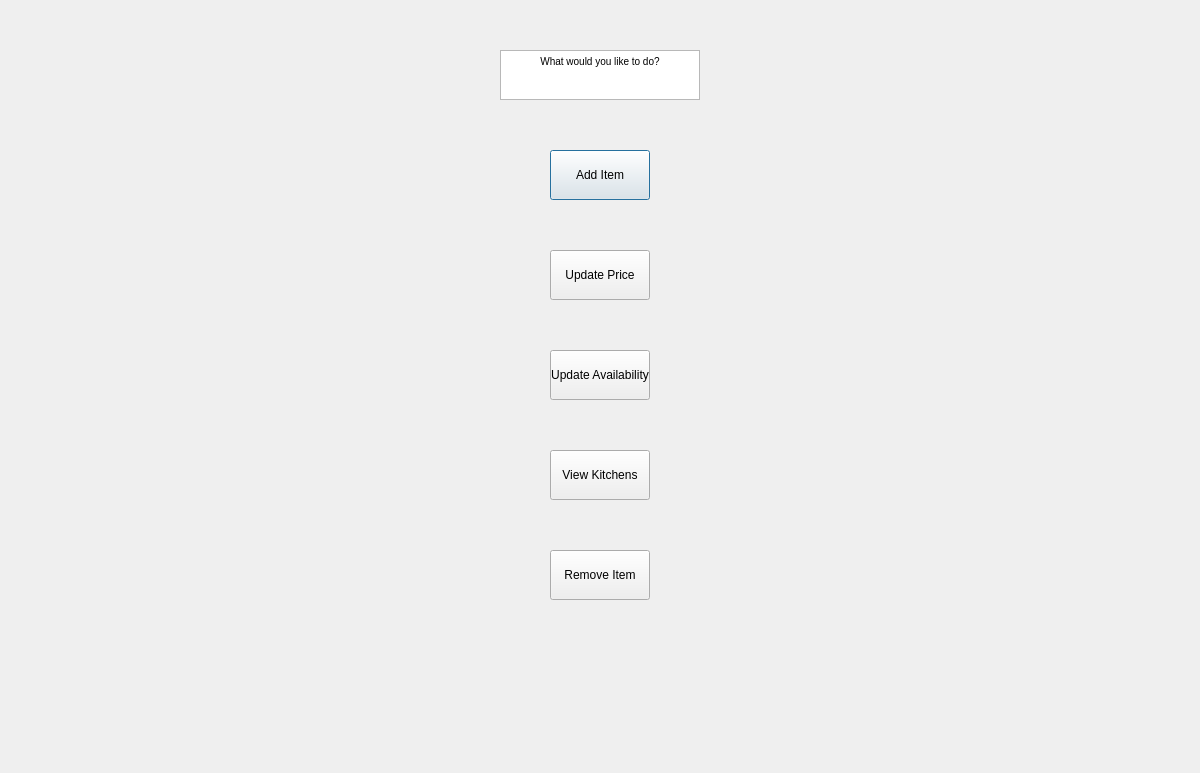
Old version of the form Frontend/KitchenMenu.ui in the repository YY0NII/DeskFood.
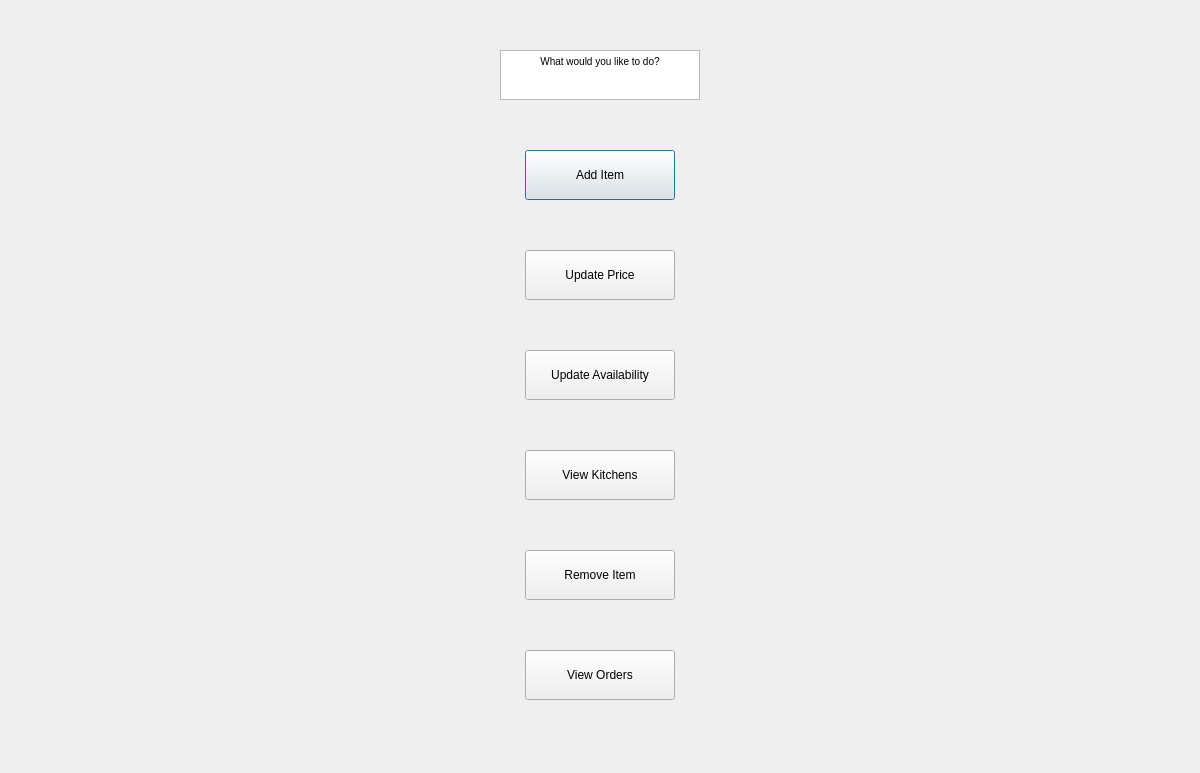
New version of the form.

What changed in the file:
```diff
--- a/Frontend/KitchenMenu.ui
+++ b/Frontend/KitchenMenu.ui
@@ -42,9 +42,9 @@
    <widget class="QPushButton" name="AddItemBTN">
     <property name="geometry">
      <rect>
-      <x>550</x>
+      <x>525</x>
       <y>150</y>
-      <width>100</width>
+      <width>150</width>
       <height>50</height>
      </rect>
     </property>
@@ -55,9 +55,9 @@
    <widget class="QPushButton" name="RemoveItemBTN">
     <property name="geometry">
      <rect>
-      <x>550</x>
+      <x>525</x>
       <y>550</y>
-      <width>100</width>
+      <width>150</width>
       <height>50</height>
      </rect>
     </property>
@@ -68,9 +68,9 @@
    <widget class="QPushButton" name="updateAvailabilityBTN">
     <property name="geometry">
      <rect>
-      <x>550</x>
+      <x>525</x>
       <y>350</y>
-      <width>100</width>
+      <width>150</width>
       <height>50</height>
      </rect>
     </property>
@@ -81,9 +81,9 @@
    <widget class="QPushButton" name="updatePriceBTN">
     <property name="geometry">
      <rect>
-      <x>550</x>
+      <x>525</x>
       <y>250</y>
-      <width>100</width>
+      <width>150</width>
       <height>50</height>
      </rect>
     </property>
@@ -94,9 +94,9 @@
    <widget class="QPushButton" name="viewKitchensBTN">
     <property name="geometry">
      <rect>
-      <x>550</x>
+      <x>525</x>
       <y>450</y>
-      <width>100</width>
+      <width>150</width>
       <height>50</height>
      </rect>
     </property>
@@ -104,6 +104,19 @@
      <string>View Kitchens</string>
     </property>
    </widget>
+   <widget class="QPushButton" name="orderDetailsBTN">
+    <property name="geometry">
+     <rect>
+      <x>525</x>
+      <y>650</y>
+      <width>150</width>
+      <height>50</height>
+     </rect>
+    </property>
+    <property name="text">
+     <string>View Orders</string>
+    </property>
+   </widget>
   </widget>
  </widget>
  <resources/>
```
